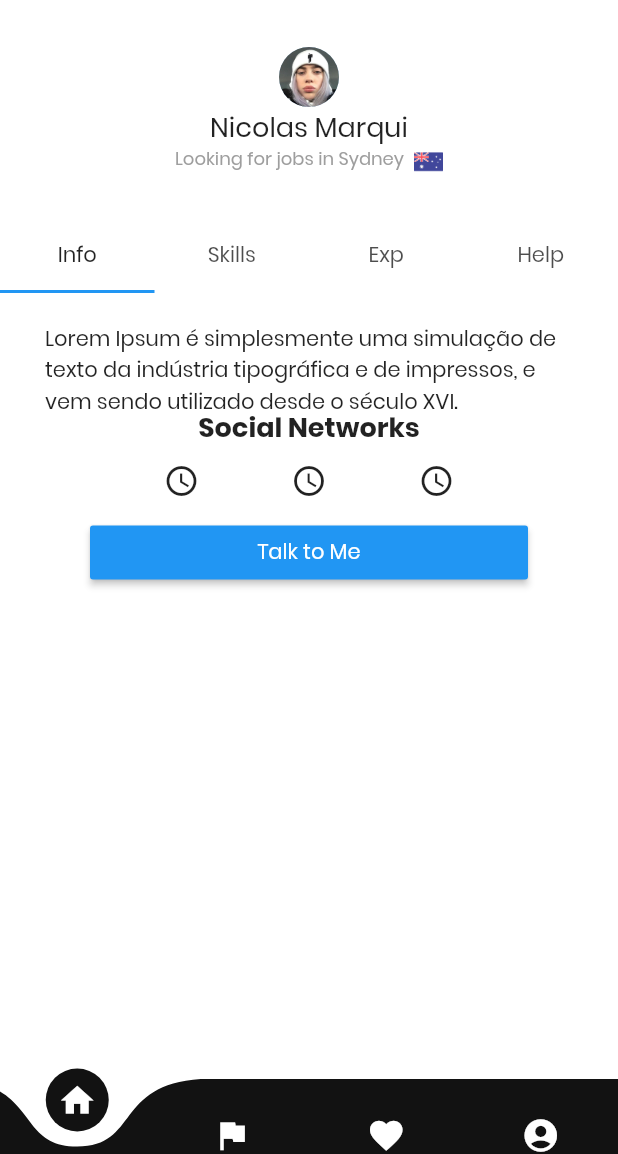
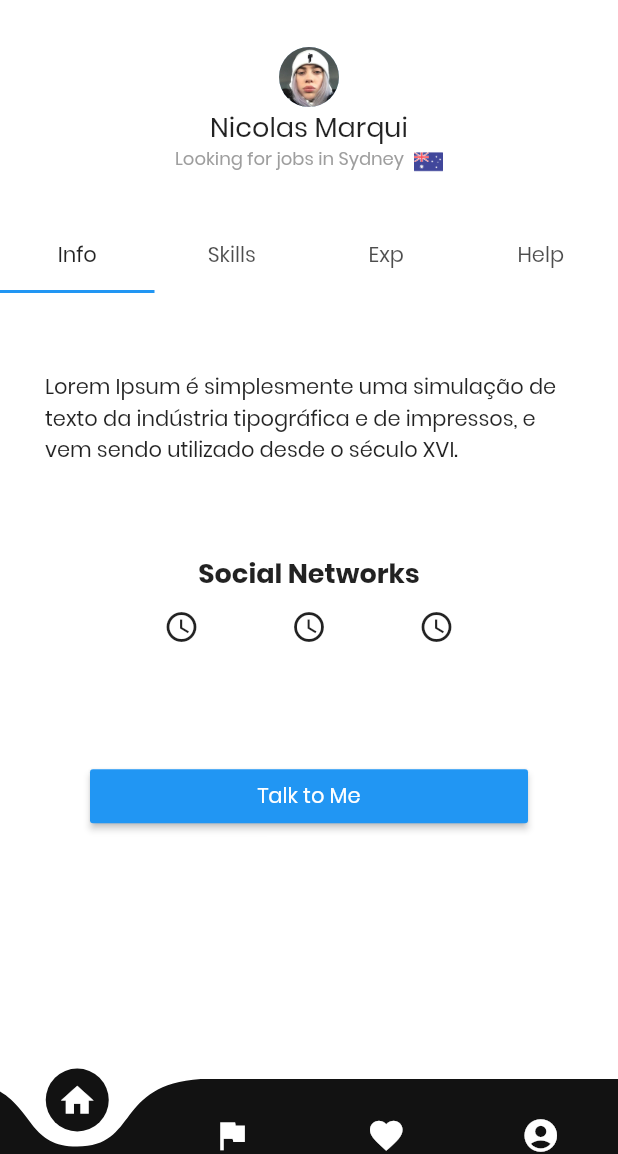
Before and after one commit to NicolasMarqui/Seekr-Flutter, a Flutter app: the screen it shows after launch, on a phone screen of 412 x 824 dp, the part 82-1236 px from its top. Run offline on Flutter 3.47's test engine with Material 2 defaults, Android fonts, the phone set to English and light mode, and no system bars; drawn by our look-alikes of curved_navigation_bar.

Commit message:
Fixed height for the profile info

```diff
--- a/frontend/lib/models/users.dart
+++ b/frontend/lib/models/users.dart
@@ -33,8 +33,7 @@ class Users {
 var user = Users(
     id: 1,
     name: "Nicolas Marqui",
-    info:
-        'Lorem Ipsum é simplesmente uma simulação de texto da indústria tipográfica e de impressos, e vem sendo utilizado desde o século XVI.',
+    info:'Lorem Ipsum é simplesmente uma simulação de texto da indústria tipográfica e de impressos, e vem sendo utilizado desde o século XVI.',
     email: 'nicolas.marqui@fatec.sp.gov.br',
     password: 'hallo',
     skills: [
--- a/frontend/lib/pages/profile.dart
+++ b/frontend/lib/pages/profile.dart
@@ -1,10 +1,12 @@
 import 'package:flutter/material.dart';
+import 'package:flutter/services.dart';
 
 import '../styles/styles.dart';
 import '../widgets/profileInfo.dart';
 import '../widgets/profileSkills.dart';
 import '../widgets/profileExp.dart';
 import '../widgets/profileHelp.dart';
+import '../models/users.dart';
 
 class Profile extends StatefulWidget {
   const Profile({Key key}) : super(key: key);
@@ -30,6 +32,10 @@ class _ProfileState extends State<Profile> with TickerProviderStateMixin {
       "Exp",
       "Help",
     ];
+    SystemChrome.setPreferredOrientations([
+      DeviceOrientation.portraitUp,
+      DeviceOrientation.portraitDown,
+    ]);
     return Container(
       child: Column(
         children: <Widget>[
@@ -41,7 +47,7 @@ class _ProfileState extends State<Profile> with TickerProviderStateMixin {
                   radius: 20,
                   backgroundImage: AssetImage('assets/images/avatar.jpg'),
                 ),
-                Text('Nicolas Marqui', style: AppStyles.title_1()),
+                Text(user.name, style: AppStyles.title_1()),
                 Row(
                   mainAxisAlignment: MainAxisAlignment.center,
                   children: <Widget>[
@@ -63,6 +69,7 @@ class _ProfileState extends State<Profile> with TickerProviderStateMixin {
             ),
           ),
           Flexible(
+            flex: 1,
             child: TabBar(
               controller: _tabController,
               tabs: options
@@ -72,12 +79,19 @@ class _ProfileState extends State<Profile> with TickerProviderStateMixin {
                   .toList(),
             ),
           ),
-          Expanded(
+          Flexible(
+            flex: 9,
+            fit: FlexFit.loose,
             child: TabBarView(
               controller: _tabController,
               children: <Widget>[
-                ProfileInfo(),
-                ProfileSkills(),
+                SingleChildScrollView(
+                    child: ProfileInfo(
+                  user: user,
+                )),
+                ProfileSkills(
+                  user: user,
+                ),
                 ProfileExperience(),
                 ProfileHelp(),
               ],
@@ -88,6 +102,3 @@ class _ProfileState extends State<Profile> with TickerProviderStateMixin {
     );
   }
 }
-
-class ProfileExp {
-}
--- a/frontend/lib/widgets/profileInfo.dart
+++ b/frontend/lib/widgets/profileInfo.dart
@@ -3,18 +3,20 @@ import 'package:flutter/material.dart';
 import '../styles/styles.dart';
 
 class ProfileInfo extends StatelessWidget {
-  const ProfileInfo({Key key}) : super(key: key);
+  final user;
+
+  const ProfileInfo({Key key, this.user}) : super(key: key);
 
   @override
   Widget build(BuildContext context) {
-    return SingleChildScrollView(
-      child: Container(
+    return Container(
+      height: MediaQuery.of(context).size.height / 2,
       padding: EdgeInsets.symmetric(horizontal: 30, vertical: 20),
       child: Column(
         mainAxisAlignment: MainAxisAlignment.spaceAround,
         children: <Widget>[
           Text(
-              'Lorem Ipsum é simplesmente uma simulação de texto da indústria tipográfica e de impressos, e vem sendo utilizado desde o século XVI.',
+            user.info,
           ),
           Container(
             width: double.infinity,
@@ -60,7 +62,6 @@ class ProfileInfo extends StatelessWidget {
           ),
         ],
       ),
-      ),
     );
   }
 }
```
Also changed, not shown: frontend/lib/pages/chooseCity.dart (+19 -11 lines), frontend/lib/widgets/profileSkills.dart (+17 -2 lines). Lines whose indentation alone changed are shown as unchanged.
